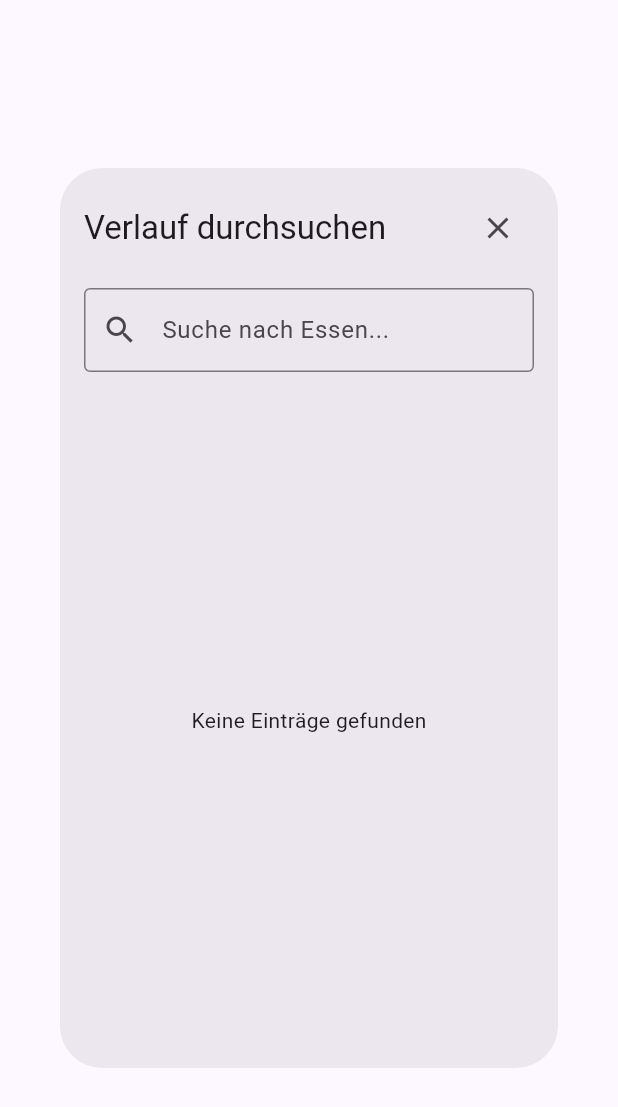
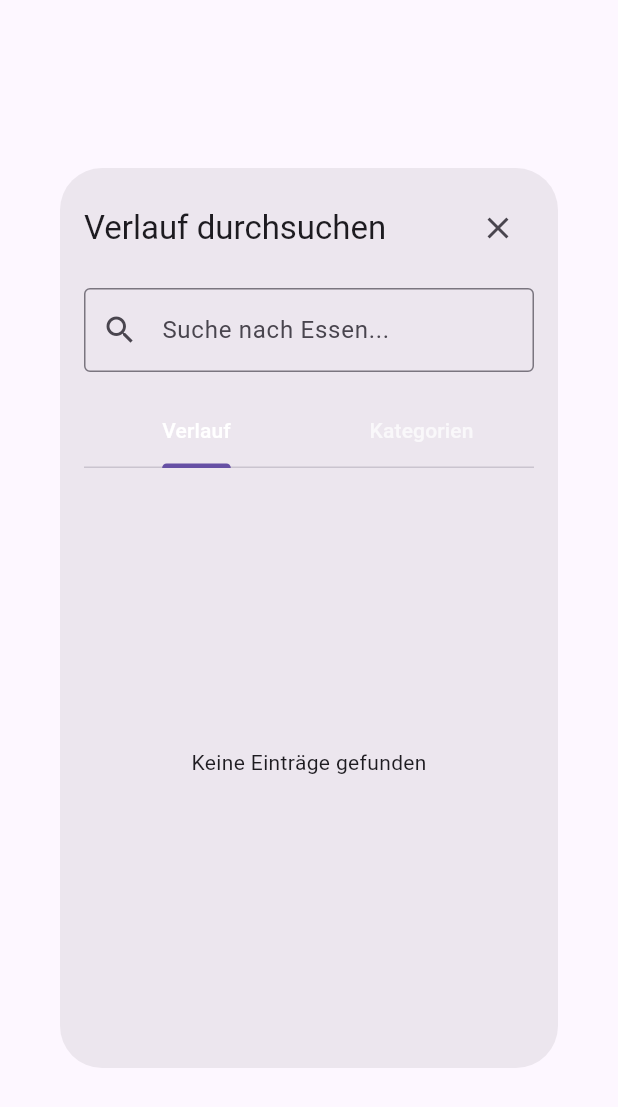
Before and after one commit to ArmaestroDev/Kalorientracker_Flutter, a Flutter app: the FoodRecallDialog widget shown alone on an empty page, opened directly with empty values, on a phone screen of 412 x 824 dp. Shown: the top 1107 px of the screen. Run offline on Flutter 3.47's test engine with Material 3 defaults, Android fonts, the phone set to English and light mode, and no system bars; our stand-ins replace flutter_markdown, google_generative_ai, image_picker, shared_preferences, sqflite, sqflite_common_ffi and 1 more; missing offline and left inert: mobile_scanner; accounts and stored records are empty.

Commit message:
categories in recent food log

```diff
--- a/lib/ui/widgets/dialogs/food_recall_dialog.dart
+++ b/lib/ui/widgets/dialogs/food_recall_dialog.dart
@@ -12,25 +12,40 @@ class FoodRecallDialog extends StatefulWidget {
   State<FoodRecallDialog> createState() => _FoodRecallDialogState();
 }
 
-class _FoodRecallDialogState extends State<FoodRecallDialog> {
+class _FoodRecallDialogState extends State<FoodRecallDialog>
+    with TickerProviderStateMixin {
   final TextEditingController _searchController = TextEditingController();
   List<FoodItem> _items = [];
   bool _isLoading = true;
+  TabController? _tabController;
+
+  // Category Navigation State
+  String? _selectedCategory;
 
   @override
   void initState() {
     super.initState();
+    _tabController = TabController(length: 2, vsync: this);
     _loadRecentItems();
+  }
+
+  @override
+  void dispose() {
+    _searchController.dispose();
+    _tabController?.dispose();
+    super.dispose();
   }
 
   Future<void> _loadRecentItems() async {
     setState(() => _isLoading = true);
     final provider = context.read<MainProvider>();
     final items = await provider.getRecentFoodItems();
+    if (mounted) {
       setState(() {
         _items = items;
         _isLoading = false;
       });
+    }
   }
 
   Future<void> _searchItems(String query) async {
@@ -41,10 +56,95 @@ class _FoodRecallDialogState extends State<FoodRecallDialog> {
     setState(() => _isLoading = true);
     final provider = context.read<MainProvider>();
     final items = await provider.searchFoodItems(query);
+    if (mounted) {
       setState(() {
         _items = items;
         _isLoading = false;
+        // Reset category selection on search to avoid confusion?
+        // Or keep it? Let's keep it simple for now.
       });
+    }
+  }
+
+  List<String> get _uniqueCategories {
+    return _items.map((e) => e.category).toSet().toList()..sort();
+  }
+
+  Widget _buildHistoryList(List<FoodItem> items) {
+    if (items.isEmpty) {
+      return const Center(child: Text('Keine Einträge gefunden'));
+    }
+    return ListView.builder(
+      itemCount: items.length,
+      itemBuilder: (context, index) {
+        final item = items[index];
+        return ListTile(
+          title: Text(item.name),
+          subtitle: Text(
+            '${item.caloriesPer100g.toInt()} kcal/100g • ${item.category}',
+          ),
+          trailing: const Icon(Icons.add_circle_outline),
+          onTap: () {
+            Navigator.of(context).pop();
+            Future.microtask(() {
+              widget.onItemSelected(item);
+            });
+          },
+        );
+      },
+    );
+  }
+
+  Widget _buildCategoriesTab() {
+    if (_selectedCategory != null) {
+      // Drill-down view: Items in selected category
+      final categoryItems = _items
+          .where((i) => i.category == _selectedCategory)
+          .toList();
+      return Column(
+        children: [
+          ListTile(
+            leading: IconButton(
+              icon: const Icon(Icons.arrow_back),
+              onPressed: () {
+                setState(() {
+                  _selectedCategory = null;
+                });
+              },
+            ),
+            title: Text(
+              _selectedCategory!,
+              style: const TextStyle(fontWeight: FontWeight.bold),
+            ),
+          ),
+          const Divider(height: 1),
+          Expanded(child: _buildHistoryList(categoryItems)),
+        ],
+      );
+    } else {
+      // Root view: List of categories
+      final categories = _uniqueCategories;
+      if (categories.isEmpty) {
+        return const Center(child: Text('Keine Kategorien verfügbar'));
+      }
+      return ListView.builder(
+        itemCount: categories.length,
+        itemBuilder: (context, index) {
+          final category = categories[index];
+          final count = _items.where((i) => i.category == category).length;
+          return ListTile(
+            leading: const Icon(Icons.folder_open),
+            title: Text(category),
+            trailing: Chip(label: Text(count.toString())),
+            onTap: () {
+              setState(() {
+                _selectedCategory = category;
+              });
+            },
+          );
+        },
+      );
+    }
   }
 
   @override
@@ -80,34 +180,36 @@ class _FoodRecallDialogState extends State<FoodRecallDialog> {
               onChanged: _searchItems,
             ),
             const SizedBox(height: 16),
+            if (_isLoading)
+              const Expanded(child: Center(child: CircularProgressIndicator()))
+            else
               Expanded(
-              child: _isLoading
-                  ? const Center(child: CircularProgressIndicator())
-                  : _items.isEmpty
-                  ? const Center(child: Text('Keine Einträge gefunden'))
-                  : ListView.builder(
-                      itemCount: _items.length,
-                      itemBuilder: (context, index) {
-                        final item = _items[index];
-                        return ListTile(
-                          title: Text(item.name),
-                          subtitle: Text(
-                            '${item.caloriesPer100g.toInt()} kcal/100g • ${item.category}',
+                child: Column(
+                  children: [
+                    TabBar(
+                      controller: _tabController,
+                      labelColor: Colors.white,
+                      unselectedLabelColor: Colors.white70,
+                      tabs: const [
+                        Tab(text: 'Verlauf'),
+                        Tab(text: 'Kategorien'),
+                      ],
+                      onTap: (index) {
+                        // Optional: reset category selection when switching tabs?
+                        // setState(() => _selectedCategory = null);
+                      },
                     ),
-                          trailing: const Icon(Icons.add_circle_outline),
-                          onTap: () async {
-                            // Close the recall dialog FIRST
-                            Navigator.of(context).pop();
-
-                            // Then trigger the callback which might open a new dialog
-                            // Use a microtask to ensure the first dialog is fully disposed/popped
-                            // before the next one tries to show.
-                            Future.microtask(() {
-                              widget.onItemSelected(item);
-                            });
-                          },
-                        );
-                      },
+                    const SizedBox(height: 8),
+                    Expanded(
+                      child: TabBarView(
+                        controller: _tabController,
+                        children: [
+                          _buildHistoryList(_items),
+                          _buildCategoriesTab(),
+                        ],
+                      ),
+                    ),
+                  ],
                 ),
               ),
           ],
```
Lines whose indentation alone changed are shown as unchanged.
